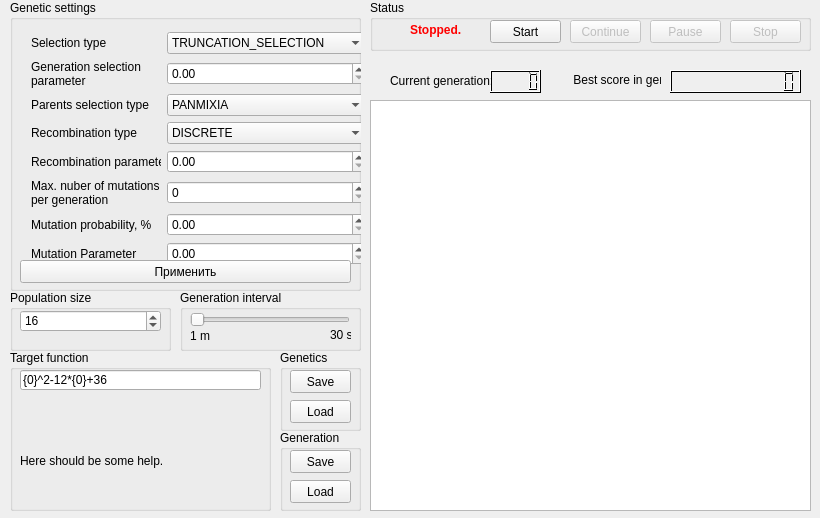
Old version of the form Examples/GUI_FunctionSearcherWith/mainwindow.ui in the repository GeneticAlgorithmsConference/Library.
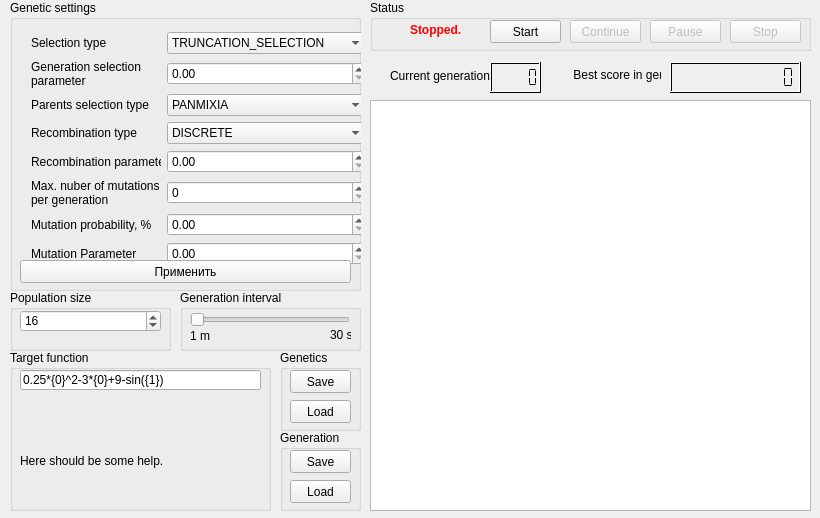
New version of the form.

```diff
--- a/Examples/GUI_FunctionSearcherWith/mainwindow.ui
+++ b/Examples/GUI_FunctionSearcherWith/mainwindow.ui
@@ -348,7 +348,7 @@
      </rect>
     </property>
     <property name="text">
-     <string>{0}^2-12*{0}+36</string>
+     <string>0.25*{0}^2-3*{0}+9-sin({1})</string>
     </property>
    </widget>
    <widget class="QLabel" name="label_2">
@@ -369,9 +369,9 @@
    <property name="geometry">
     <rect>
      <x>670</x>
-     <y>70</y>
+     <y>62</y>
      <width>131</width>
-     <height>23</height>
+     <height>31</height>
     </rect>
    </property>
    <property name="palette">
@@ -525,6 +525,9 @@
    <property name="digitCount">
     <number>10</number>
    </property>
+   <property name="segmentStyle">
+    <enum>QLCDNumber::Flat</enum>
+   </property>
    <property name="value" stdset="0">
     <double>0.000000000000000</double>
    </property>
@@ -533,9 +536,9 @@
    <property name="geometry">
     <rect>
      <x>490</x>
-     <y>70</y>
+     <y>62</y>
      <width>51</width>
-     <height>23</height>
+     <height>31</height>
     </rect>
    </property>
    <property name="palette">
@@ -686,14 +689,17 @@
    <property name="digitCount">
     <number>5</number>
    </property>
+   <property name="segmentStyle">
+    <enum>QLCDNumber::Flat</enum>
+   </property>
   </widget>
   <widget class="QLabel" name="label_9">
    <property name="geometry">
     <rect>
      <x>570</x>
-     <y>70</y>
+     <y>59</y>
      <width>91</width>
-     <height>20</height>
+     <height>31</height>
     </rect>
    </property>
    <property name="text">
@@ -704,9 +710,9 @@
    <property name="geometry">
     <rect>
      <x>390</x>
-     <y>70</y>
+     <y>60</y>
      <width>111</width>
-     <height>21</height>
+     <height>31</height>
     </rect>
    </property>
    <property name="text">
```
